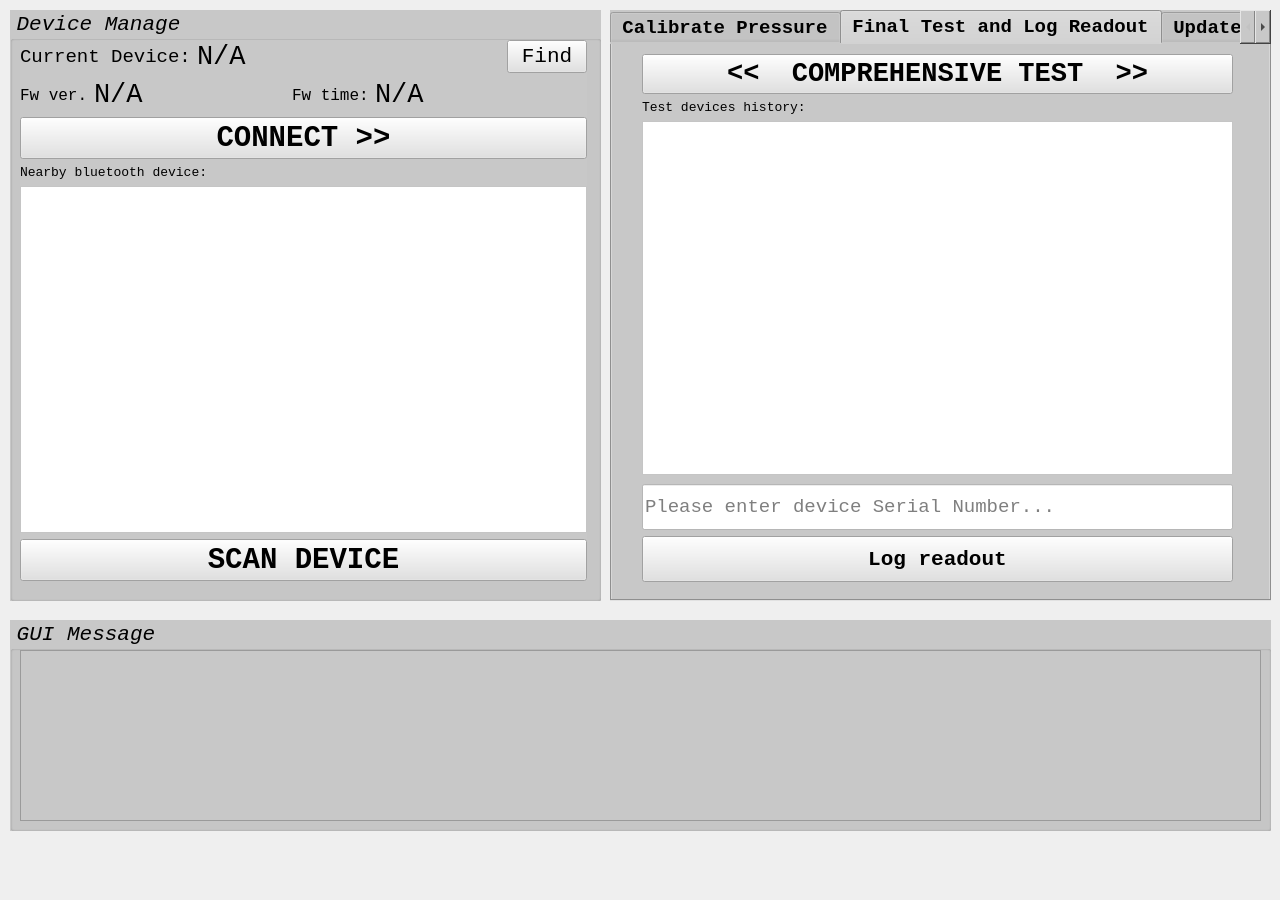
This is page/factory_full_test/UI_factory_test_page.ui in JohnsonChouCrestDiving/eopi_debugger as Qt 5 draws it before an edit. The edited form follows.
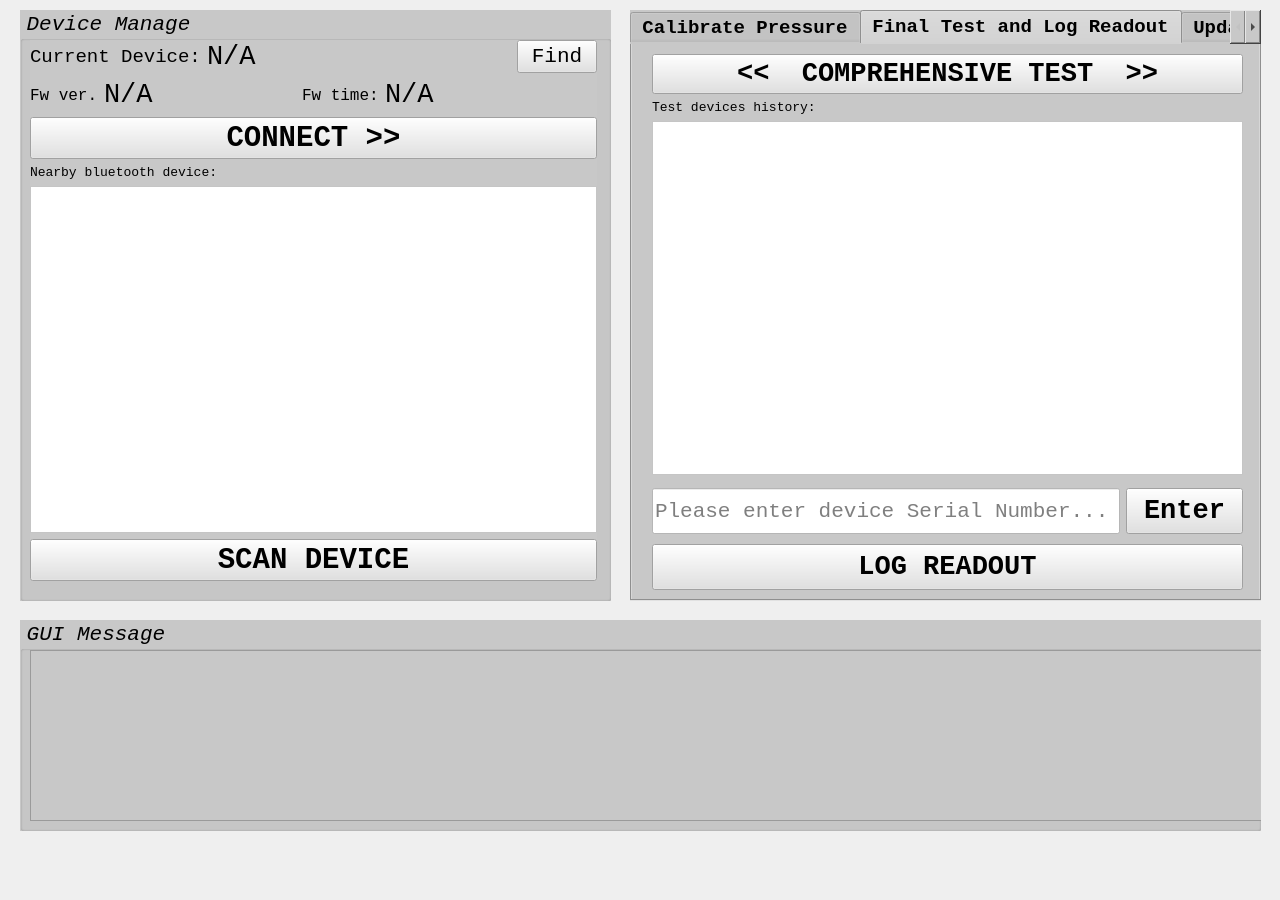
This is the edited form. Custom widgets are drawn as their Qt base class.

Diff of the .ui file:
```diff
--- a/page/factory_full_test/UI_factory_test_page.ui
+++ b/page/factory_full_test/UI_factory_test_page.ui
@@ -43,7 +43,7 @@
   <widget class="QGroupBox" name="gBox_DevManager">
    <property name="geometry">
     <rect>
-     <x>10</x>
+     <x>20</x>
      <y>10</y>
      <width>591</width>
      <height>591</height>
@@ -295,9 +295,9 @@
   <widget class="QGroupBox" name="gBox_guiMesg">
    <property name="geometry">
     <rect>
-     <x>10</x>
+     <x>20</x>
      <y>620</y>
-     <width>1261</width>
+     <width>1241</width>
      <height>211</height>
     </rect>
    </property>
@@ -338,9 +338,9 @@
   <widget class="QTabWidget" name="tabWidget_action">
    <property name="geometry">
     <rect>
-     <x>610</x>
+     <x>630</x>
      <y>10</y>
-     <width>661</width>
+     <width>631</width>
      <height>591</height>
     </rect>
    </property>
@@ -598,14 +598,16 @@
     <widget class="QWidget" name="verticalLayoutWidget_3">
      <property name="geometry">
       <rect>
-       <x>30</x>
+       <x>20</x>
        <y>440</y>
        <width>591</width>
-       <height>100</height>
+       <height>111</height>
       </rect>
      </property>
      <layout class="QVBoxLayout" name="VLayout_writeSN">
       <item>
+       <layout class="QHBoxLayout" name="HLayout_inputSN" stretch="20,5">
+        <item>
        <widget class="QLineEdit" name="lineEdit_DevSN">
         <property name="minimumSize">
          <size>
@@ -622,7 +624,7 @@
         <property name="font">
          <font>
           <family>Consolas</family>
-          <pointsize>14</pointsize>
+            <pointsize>16</pointsize>
          </font>
         </property>
         <property name="styleSheet">
@@ -637,6 +639,41 @@
        </widget>
       </item>
       <item>
+         <widget class="QPushButton" name="Btn_enterSN">
+          <property name="minimumSize">
+           <size>
+            <width>0</width>
+            <height>46</height>
+           </size>
+          </property>
+          <property name="maximumSize">
+           <size>
+            <width>16777215</width>
+            <height>46</height>
+           </size>
+          </property>
+          <property name="font">
+           <font>
+            <family>Consolas</family>
+            <pointsize>20</pointsize>
+            <weight>75</weight>
+            <bold>true</bold>
+           </font>
+          </property>
+          <property name="cursor">
+           <cursorShape>PointingHandCursor</cursorShape>
+          </property>
+          <property name="styleSheet">
+           <string notr="true">background-color: rgb(225, 225, 225);</string>
+          </property>
+          <property name="text">
+           <string>Enter</string>
+          </property>
+         </widget>
+        </item>
+       </layout>
+      </item>
+      <item>
        <widget class="QPushButton" name="Btn_LogReadout">
         <property name="minimumSize">
          <size>
@@ -653,7 +690,7 @@
         <property name="font">
          <font>
           <family>Consolas</family>
-          <pointsize>16</pointsize>
+          <pointsize>20</pointsize>
           <weight>75</weight>
           <bold>true</bold>
          </font>
@@ -665,7 +702,7 @@
          <string notr="true">background-color: rgb(225, 225, 225);</string>
         </property>
         <property name="text">
-         <string>Log readout</string>
+         <string>LOG READOUT</string>
         </property>
        </widget>
       </item>
@@ -674,7 +711,7 @@
     <widget class="QWidget" name="verticalLayoutWidget_2">
      <property name="geometry">
       <rect>
-       <x>30</x>
+       <x>20</x>
        <y>10</y>
        <width>591</width>
        <height>421</height>
@@ -857,12 +894,18 @@
   <widget class="QLabel" name="label_showSatus">
    <property name="geometry">
     <rect>
-     <x>310</x>
+     <x>320</x>
      <y>600</y>
      <width>591</width>
      <height>251</height>
     </rect>
    </property>
+   <property name="font">
+    <font>
+     <family>Consolas</family>
+     <pointsize>195</pointsize>
+    </font>
+   </property>
    <property name="styleSheet">
     <string notr="true">background-color: rgba(255, 255, 255, 0);</string>
    </property>
```
Left out of the diff: 4 changed lines with no effect on the pictures. Lines whose indentation alone changed are shown as unchanged.
